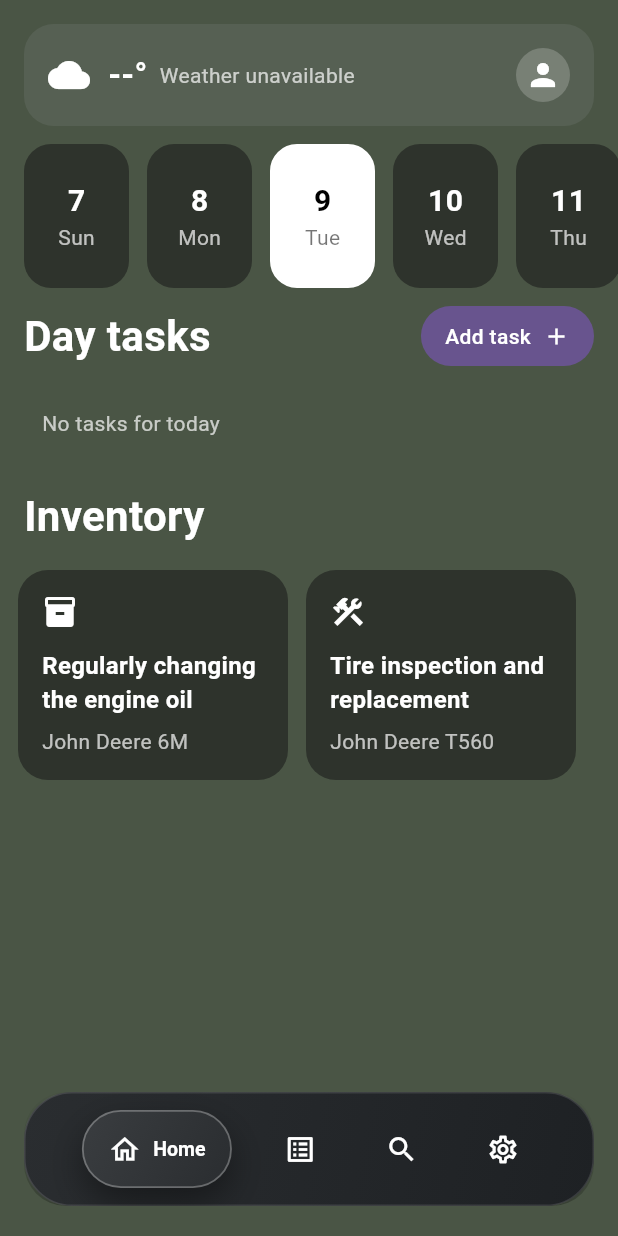
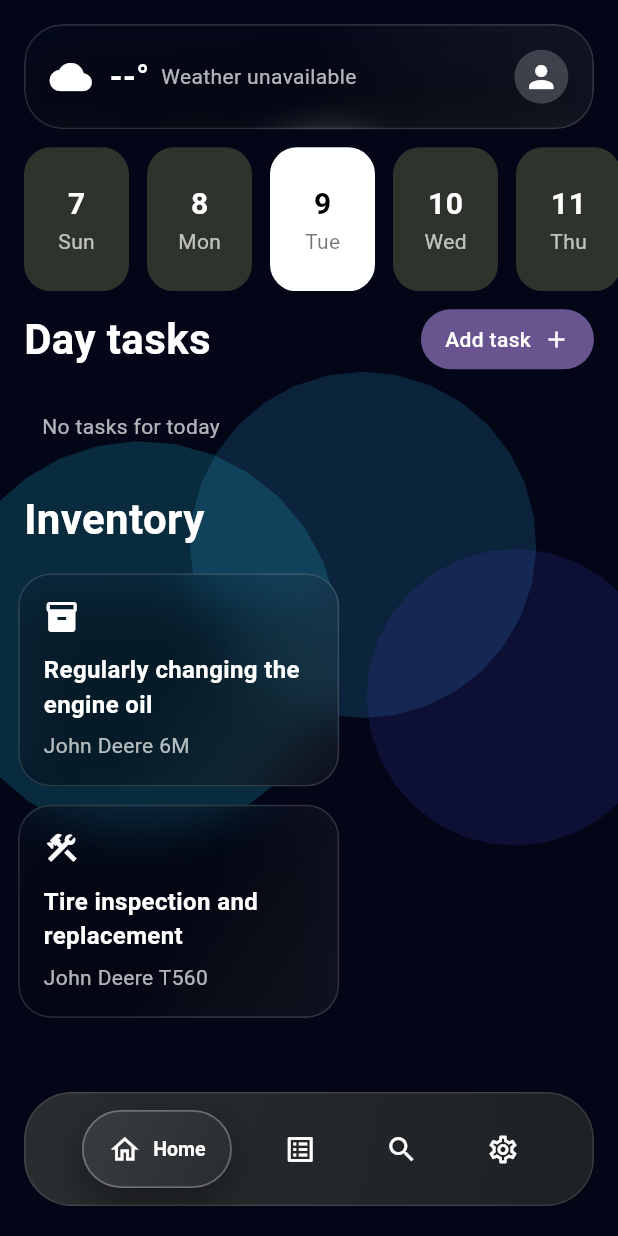
Before and after one commit to mediani-mehdi/Space-mobile, a Flutter app: the screen it shows after launch, on a phone screen of 412 x 824 dp. Run offline on Flutter 3.47's test engine with Material 3 defaults, Android fonts, the phone set to English and light mode, and no system bars; our stand-ins replace flutter_local_notifications, hive_flutter, timezone; accounts and stored records are empty; network calls fail.

Commit message:
Apply iOS-style glass + liquid UI to task list screen

```diff
--- /dev/null
+++ b/lib/screens/glass_effects.dart
@@ -0,0 +1,188 @@
+import 'dart:math' as math;
+import 'dart:ui';
+
+import 'package:flutter/material.dart';
+
+/// GlassContainer is a reusable frosted-glass surface used across the UI.
+///
+/// It applies:
+/// - Rounded clipping
+/// - Backdrop blur (sigma ≈ 16)
+/// - Soft translucent gradient
+/// - Subtle white border
+/// - Gentle drop shadow for depth
+class GlassContainer extends StatelessWidget {
+  final Widget child;
+  final EdgeInsetsGeometry? padding;
+  final BorderRadius? borderRadius;
+  final double blurSigma;
+  final Color? tintColor;
+
+  const GlassContainer({
+    super.key,
+    required this.child,
+    this.padding,
+    this.borderRadius,
+    this.blurSigma = 16,
+    this.tintColor,
+  });
+
+  @override
+  Widget build(BuildContext context) {
+    final radius = borderRadius ?? BorderRadius.circular(24);
+    final baseTint = tintColor ?? const Color(0xFF0F172A); // deep blue-grey
+    final r = (baseTint.r * 255.0).round().clamp(0, 255);
+    final g = (baseTint.g * 255.0).round().clamp(0, 255);
+    final b = (baseTint.b * 255.0).round().clamp(0, 255);
+
+    return RepaintBoundary(
+      child: ClipRRect(
+        borderRadius: radius,
+        child: BackdropFilter(
+          filter: ImageFilter.blur(sigmaX: blurSigma, sigmaY: blurSigma),
+          child: Container(
+            padding: padding,
+            decoration: BoxDecoration(
+              gradient: LinearGradient(
+                begin: Alignment.topLeft,
+                end: Alignment.bottomRight,
+                colors: [
+                  Color.fromRGBO(r, g, b, 0.20),
+                  Color.fromRGBO(r, g, b, 0.10),
+                  const Color.fromRGBO(255, 255, 255, 0.05),
+                ],
+              ),
+              borderRadius: radius,
+              border: Border.all(
+                color: const Color.fromRGBO(255, 255, 255, 0.14),
+                width: 1.1,
+              ),
+              boxShadow: const [
+                BoxShadow(
+                  color: Color.fromRGBO(0, 0, 0, 0.35),
+                  blurRadius: 26,
+                  offset: Offset(0, 18),
+                ),
+              ],
+            ),
+            child: child,
+          ),
+        ),
+      ),
+    );
+  }
+}
+
+/// AnimatedLiquidBackground renders 2–3 softly animated organic blobs behind the UI.
+///
+/// It is intended to sit at the bottom of a [Stack] so all content appears above
+/// the animated liquid layer.
+class AnimatedLiquidBackground extends StatefulWidget {
+  const AnimatedLiquidBackground({super.key});
+
+  @override
+  State<AnimatedLiquidBackground> createState() => _AnimatedLiquidBackgroundState();
+}
+
+class _AnimatedLiquidBackgroundState extends State<AnimatedLiquidBackground>
+    with SingleTickerProviderStateMixin {
+  late final AnimationController _controller;
+
+  @override
+  void initState() {
+    super.initState();
+    _controller = AnimationController(
+      vsync: this,
+      duration: const Duration(seconds: 6),
+    )..repeat();
+  }
+
+  @override
+  void dispose() {
+    _controller.dispose();
+    super.dispose();
+  }
+
+  @override
+  Widget build(BuildContext context) {
+    return RepaintBoundary(
+      child: AnimatedBuilder(
+        animation: _controller,
+        builder: (context, _) {
+          return CustomPaint(
+            painter: _LiquidPainter(progress: _controller.value),
+            size: MediaQuery.of(context).size,
+          );
+        },
+      ),
+    );
+  }
+}
+
+class _LiquidPainter extends CustomPainter {
+  final double progress; // 0..1
+
+  _LiquidPainter({required this.progress});
+
+  @override
+  void paint(Canvas canvas, Size size) {
+    final centerY = size.height * 0.6;
+
+    // Helper to create a smooth blob path using quadratic Bézier curves.
+    Path buildBlob(Offset center, double baseRadius, double phase) {
+      final segments = 32; // high enough for smooth edge
+      final path = Path();
+      for (int i = 0; i <= segments; i++) {
+        final t = i / segments;
+        final angle = t * 2 * math.pi;
+        final wobble = math.sin(progress * 2 * math.pi + angle + phase) * 4;
+        final r = baseRadius + wobble;
+        final point = Offset(
+          center.dx + r * math.cos(angle),
+          center.dy + r * math.sin(angle),
+        );
+        if (i == 0) {
+          path.moveTo(point.dx, point.dy);
+        } else {
+          path.lineTo(point.dx, point.dy);
+        }
+      }
+      path.close();
+      return path;
+    }
+
+    final paint1 = Paint()
+      ..color = const Color.fromRGBO(34, 211, 238, 0.18)
+      ..style = PaintingStyle.fill;
+    final paint2 = Paint()
+      ..color = const Color.fromRGBO(56, 189, 248, 0.16)
+      ..style = PaintingStyle.fill;
+    final paint3 = Paint()
+      ..color = const Color.fromRGBO(79, 70, 229, 0.14)
+      ..style = PaintingStyle.fill;
+
+    final blob1 = buildBlob(
+      Offset(size.width * 0.15 + math.sin(progress * 2 * math.pi) * 30, centerY),
+      size.width * 0.32,
+      0,
+    );
+    final blob2 = buildBlob(
+      Offset(size.width * 0.6 + math.sin(progress * 2 * math.pi + 1.4) * 40, centerY - 60),
+      size.width * 0.28,
+      1.1,
+    );
+    final blob3 = buildBlob(
+      Offset(size.width * 0.9 + math.sin(progress * 2 * math.pi + 2.2) * 30, centerY + 40),
+      size.width * 0.24,
+      2.2,
+    );
+
+    canvas.drawPath(blob1, paint1);
+    canvas.drawPath(blob2, paint2);
+    canvas.drawPath(blob3, paint3);
+  }
+
+  @override
+  bool shouldRepaint(covariant _LiquidPainter oldDelegate) =>
+      !identical(progress, oldDelegate.progress);
+}
--- a/lib/screens/task_list_screen.dart
+++ b/lib/screens/task_list_screen.dart
@@ -7,6 +7,7 @@ import '../services/weather_service.dart';
 import 'task_edit_screen.dart';
 import 'dart:ui';
 
+import 'glass_effects.dart';
 import 'search_screen.dart';
 import 'feed_screen.dart';
 import 'settings_screen.dart';
@@ -124,8 +125,15 @@ class _TaskListScreenState extends State<TaskListScreen> {
     final isTablet = size.width >= 600;
 
     return Scaffold(
-      backgroundColor: const Color(0xFF4A5545), // earthy green background similar to screenshot
-      body: SafeArea(child: _buildTabBody(color)),
+      // Use a very dark base to let the liquid + glass stand out
+      backgroundColor: const Color(0xFF020617),
+      body: Stack(
+        children: [
+          const Positioned.fill(child: AnimatedLiquidBackground()),
+          // Foreground content
+          SafeArea(child: _buildTabBody(color)),
+        ],
+      ),
       // Custom floating nav like the image (now without center Create button)
       bottomNavigationBar: Padding(
         padding: EdgeInsets.fromLTRB(16, 0, 16, isTablet ? 24 : 20),
@@ -271,12 +279,9 @@ class _HeaderState extends State<_Header> {
   Widget build(BuildContext context) {
     return Padding(
       padding: const EdgeInsets.fromLTRB(16, 16, 16, 12),
-      child: Container(
+      child: GlassContainer(
+        borderRadius: BorderRadius.circular(26),
         padding: const EdgeInsets.all(16),
-        decoration: BoxDecoration(
-          color: const Color(0xFF566053),
-          borderRadius: BorderRadius.circular(20),
-        ),
         child: Row(
           children: [
             Icon(_getWeatherIcon(), color: Colors.white, size: 28),
@@ -411,20 +416,11 @@ class _TaskCard extends StatelessWidget {
            await Provider.of<TaskProvider>(context, listen: false).updateTask(updated);
          }
        },
-       child: Container(
+       child: GlassContainer(
+        borderRadius: BorderRadius.circular(28),
+        padding: const EdgeInsets.all(16),
+        child: SizedBox(
           width: width ?? (isTablet ? MediaQuery.of(context).size.width * 0.32 : 280),
-         padding: const EdgeInsets.all(16),
-         decoration: BoxDecoration(
-           color: Colors.white,
-           borderRadius: BorderRadius.circular(28),
-           boxShadow: [
-             BoxShadow(
-               color: Colors.black.withValues(alpha: 0.10),
-               blurRadius: 16,
-               offset: const Offset(0, 8),
-             ),
-           ],
-         ),
           child: Column(
             crossAxisAlignment: CrossAxisAlignment.start,
             children: [
@@ -440,6 +436,7 @@ class _TaskCard extends StatelessWidget {
              const SizedBox(height: 4), // Reduced from 6
              _PriorityChip(priority: _priorityFor(task)),
            ],
+         ),
         ),
        ),
       );
@@ -515,13 +512,11 @@ class _InventoryCard extends StatelessWidget {
 
   @override
   Widget build(BuildContext context) {
-    return Container(
+    return GlassContainer(
+      borderRadius: BorderRadius.circular(22),
+      padding: const EdgeInsets.all(16),
+      child: SizedBox(
         width: 180,
-      padding: const EdgeInsets.all(16),
-      decoration: BoxDecoration(
-        color: const Color(0xFF2E332C),
-        borderRadius: BorderRadius.circular(20),
-      ),
         child: Column(
           crossAxisAlignment: CrossAxisAlignment.start,
           children: [
@@ -531,6 +526,7 @@ class _InventoryCard extends StatelessWidget {
             const SizedBox(height: 6),
             Text(subtitle, style: const TextStyle(color: Colors.white70)),
           ],
+        ),
       ),
     );
   }
```
Lines whose indentation alone changed are shown as unchanged.
